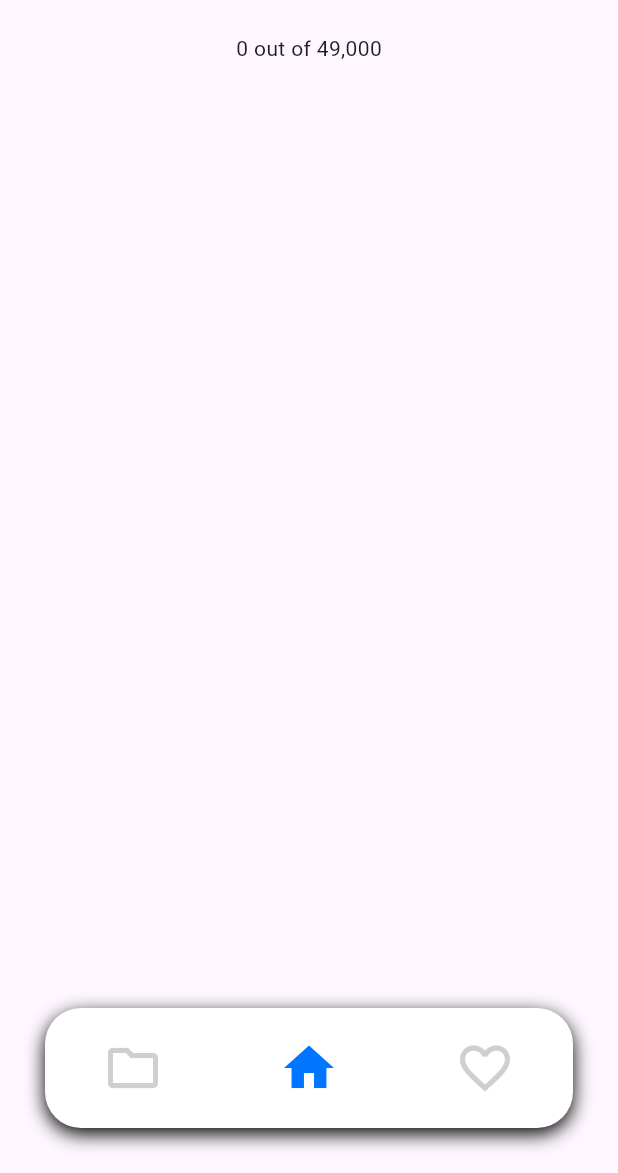
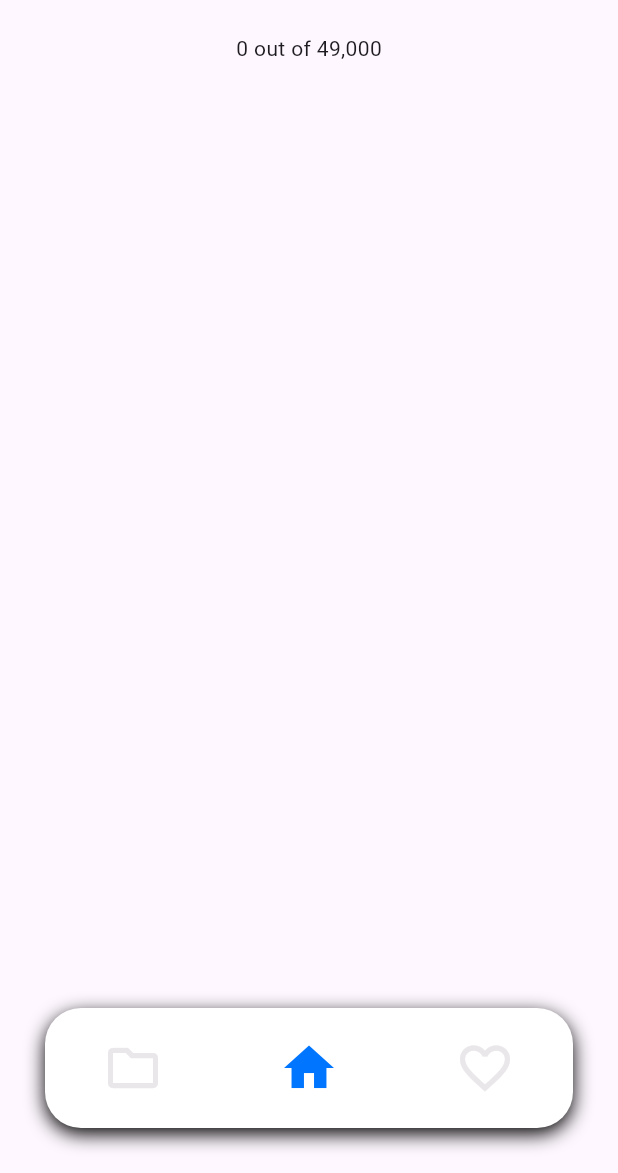
Before and after one commit to Clickbaithate/funko_vault, a Flutter app: the screen it shows after launch, on a phone screen of 412 x 824 dp, the part 63-1236 px from its top. Run offline on Flutter 3.47's test engine with Material 3 defaults, Android fonts, the phone set to English and light mode, and no system bars; our stand-ins replace flutter_riverpod, sqflite; accounts and stored records are empty; network calls fail.

Commit message:
Just changed a color

```diff
--- a/lib/data/colors.dart
+++ b/lib/data/colors.dart
@@ -2,7 +2,7 @@ import 'package:flutter/material.dart';
 
 const Color whiteColor = Color(0xffFFFFFF);
 const Color blackColor = Color(0xff000000);
-const Color grayColor = Color(0xffCCD1CF);
+const Color grayColor = Color(0xffEAE7EA);
 const Color blueColor = Color(0xff0075FF);
 const Color redColor = Color(0xffFF0000);
 const Color biegeColor = Color(0xffB99976);
```
